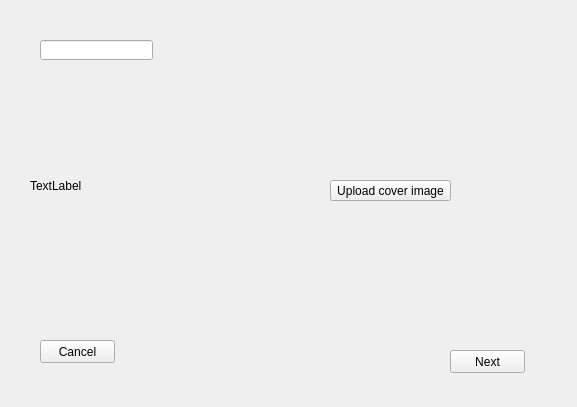
The window that menus/create_menu/create_menu.ui (JoaoCarlosNascimento/HandSignLanguage) describes before a commit, drawn with Qt 5.
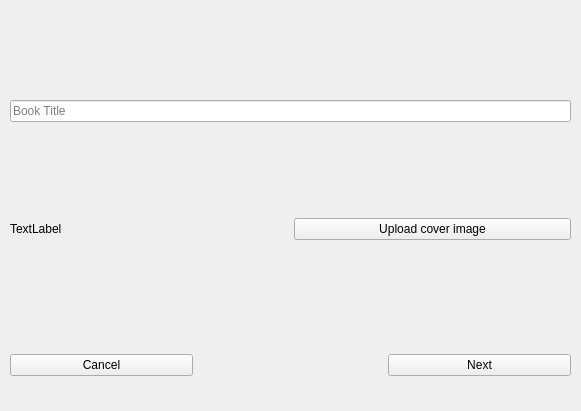
The same window after the commit.

Commit message: Ajustei uns menus

Patch:
```diff
--- a/menus/create_menu/create_menu.ui
+++ b/menus/create_menu/create_menu.ui
@@ -6,77 +6,107 @@
    <rect>
     <x>0</x>
     <y>0</y>
-    <width>577</width>
-    <height>407</height>
+    <width>581</width>
+    <height>411</height>
    </rect>
   </property>
+  <property name="sizePolicy">
+   <sizepolicy hsizetype="Ignored" vsizetype="Ignored">
+    <horstretch>0</horstretch>
+    <verstretch>0</verstretch>
+   </sizepolicy>
+  </property>
+  <property name="maximumSize">
+   <size>
+    <width>581</width>
+    <height>411</height>
+   </size>
+  </property>
   <property name="windowTitle">
    <string>Form</string>
   </property>
-  <widget class="QLineEdit" name="book_title">
+  <widget class="QWidget" name="verticalLayoutWidget">
    <property name="geometry">
     <rect>
-     <x>40</x>
-     <y>40</y>
-     <width>113</width>
-     <height>20</height>
+     <x>10</x>
+     <y>10</y>
+     <width>561</width>
+     <height>321</height>
     </rect>
    </property>
+   <layout class="QVBoxLayout" name="verticalLayout">
+    <item>
+     <widget class="QLineEdit" name="book_title">
+      <property name="placeholderText">
+       <string>Book Title</string>
+      </property>
+     </widget>
+    </item>
+    <item>
+     <layout class="QHBoxLayout" name="horizontalLayout">
+      <item>
+       <widget class="QLabel" name="preview">
+        <property name="frameShadow">
+         <enum>QFrame::Plain</enum>
+        </property>
+        <property name="text">
+         <string>TextLabel</string>
+        </property>
+        <property name="scaledContents">
+         <bool>true</bool>
+        </property>
+       </widget>
+      </item>
+      <item>
+       <layout class="QHBoxLayout" name="horizontalLayout_7">
+        <item>
+         <layout class="QHBoxLayout" name="horizontalLayout_9"/>
+        </item>
+        <item>
+         <widget class="QPushButton" name="pb_upload">
+          <property name="text">
+           <string>Upload cover image</string>
+          </property>
+         </widget>
+        </item>
+       </layout>
+      </item>
+     </layout>
+    </item>
+   </layout>
   </widget>
-  <widget class="QPushButton" name="pb_np">
+  <widget class="QWidget" name="horizontalLayoutWidget_3">
    <property name="geometry">
     <rect>
-     <x>450</x>
-     <y>350</y>
-     <width>75</width>
-     <height>23</height>
+     <x>10</x>
+     <y>330</y>
+     <width>561</width>
+     <height>71</height>
     </rect>
    </property>
-   <property name="text">
-    <string>Next</string>
-   </property>
-  </widget>
-  <widget class="QPushButton" name="pb_back">
-   <property name="geometry">
-    <rect>
-     <x>40</x>
-     <y>340</y>
-     <width>75</width>
-     <height>23</height>
-    </rect>
-   </property>
-   <property name="text">
-    <string>Cancel</string>
-   </property>
-  </widget>
-  <widget class="QPushButton" name="pb_upload">
-   <property name="geometry">
-    <rect>
-     <x>330</x>
-     <y>180</y>
-     <width>121</width>
-     <height>21</height>
-    </rect>
-   </property>
-   <property name="text">
-    <string>Upload cover image</string>
-   </property>
-  </widget>
-  <widget class="QLabel" name="preview">
-   <property name="geometry">
-    <rect>
-     <x>30</x>
-     <y>100</y>
-     <width>211</width>
-     <height>171</height>
-    </rect>
-   </property>
-   <property name="text">
-    <string>TextLabel</string>
-   </property>
-   <property name="scaledContents">
-    <bool>true</bool>
-   </property>
+   <layout class="QHBoxLayout" name="horizontalLayout_8">
+    <item>
+     <widget class="QPushButton" name="pb_back">
+      <property name="text">
+       <string>Cancel</string>
+      </property>
+     </widget>
+    </item>
+    <item>
+     <widget class="QLabel" name="label_2">
+      <property name="text">
+       <string/>
+      </property>
+     </widget>
+    </item>
+    <item>
+     <widget class="QPushButton" name="pb_np">
+      <property name="text">
+       <string>Next</string>
+      </property>
+     </widget>
+    </item>
+   </layout>
   </widget>
  </widget>
  <resources/>
```
The commit also changes 5 other files.
